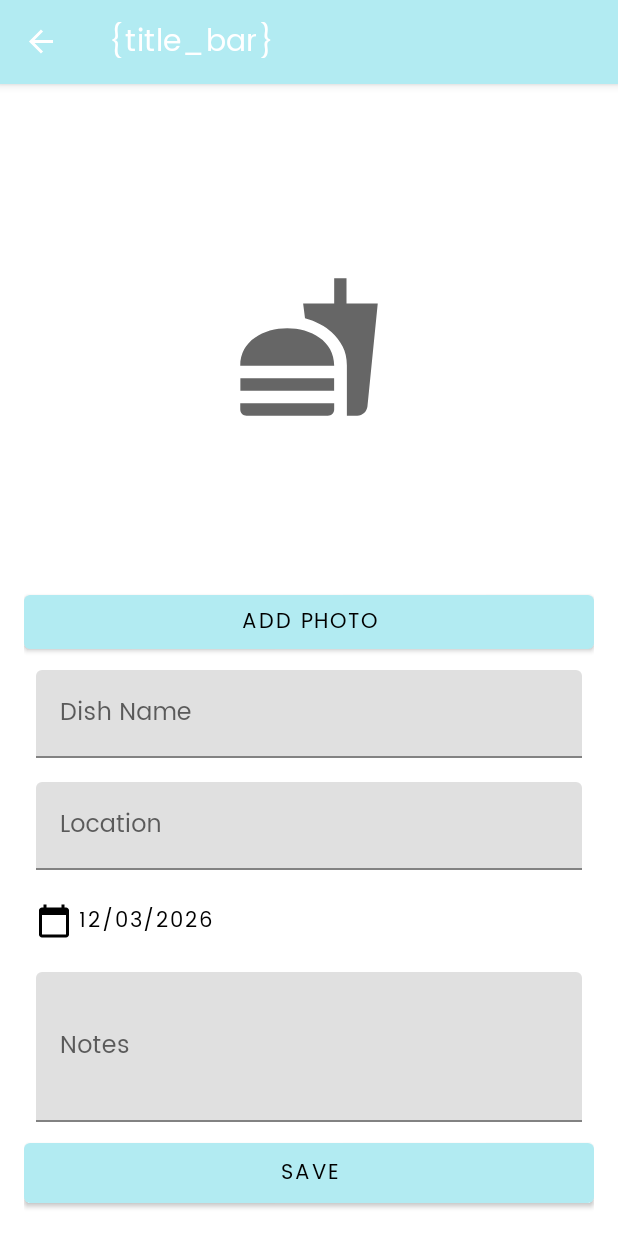
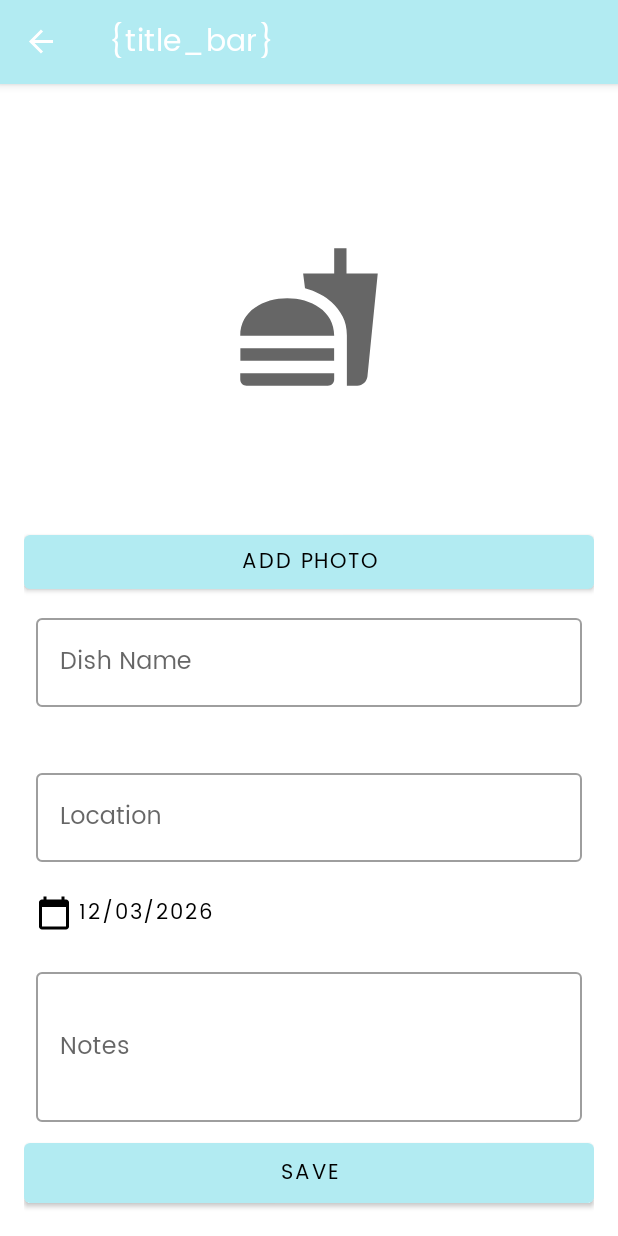
Before and after one commit to Celinarabe/foodie-app, an Android app: the NewDishFragment screen opened through its navigation route, on a phone screen of 412 x 824 dp. Run offline under Robolectric (Android 15) with nearby library versions, the phone set to English and light mode, and no system bars; our stand-ins replace navigation-ui.

Commit message:
changed input form style

```diff
--- a/app/src/main/java/com/example/foodie_app/NewDishFragment.kt
+++ b/app/src/main/java/com/example/foodie_app/NewDishFragment.kt
@@ -102,6 +102,12 @@ class NewDishFragment : Fragment() {
             sharedViewModel.addNewDish(newName, newDate, location, notes, photoUri.toString())
             val action = NewDishFragmentDirections.actionNewDishFragmentToListFeedFragment()
             findNavController().navigate(action)
+        } else {
+            // Set error text
+            binding.etDishName.error = getString(R.string.dish_name_validation)
+
+//            // Clear error text
+//            passwordLayout.error = null
         }
     }
 
--- a/app/src/main/res/layout/fragment_new_dish.xml
+++ b/app/src/main/res/layout/fragment_new_dish.xml
@@ -45,17 +45,21 @@
             android:layout_height="wrap_content"
             android:hint="@string/dish_name"
             android:padding="8dp"
-            app:layout_constraintBottom_toBottomOf="parent"
+            android:paddingBottom="0dp"
+            app:errorEnabled="true"
+            app:layout_constraintTop_toBottomOf="@+id/addPicBtn"
+            app:layout_constraintBottom_toTopOf="@+id/tfLocation"
             app:layout_constraintEnd_toEndOf="parent"
             app:layout_constraintHorizontal_bias="0.5"
             app:layout_constraintStart_toStartOf="parent"
-            app:layout_constraintTop_toTopOf="parent"
-            android:layout_weight="0">
+            style="@style/Widget.MaterialComponents.TextInputLayout.OutlinedBox">
 
             <com.google.android.material.textfield.TextInputEditText
                 android:id="@+id/etDishName"
                 android:layout_width="match_parent"
-                android:layout_height="wrap_content" />
+                android:layout_height="wrap_content"
+                android:inputType="textAutoComplete|textCapWords"
+                android:singleLine="true"/>
 
         </com.google.android.material.textfield.TextInputLayout>
 
@@ -68,12 +72,15 @@
             app:layout_constraintEnd_toEndOf="parent"
             app:layout_constraintHorizontal_bias="0.5"
             app:layout_constraintStart_toStartOf="parent"
-            app:layout_constraintTop_toBottomOf="@+id/tfDishName">
+            app:layout_constraintTop_toBottomOf="@+id/tfDishName"
+            style="@style/Widget.MaterialComponents.TextInputLayout.OutlinedBox">
 
             <com.google.android.material.textfield.TextInputEditText
                 android:id="@+id/etLocation"
                 android:layout_width="match_parent"
-                android:layout_height="wrap_content" />
+                android:layout_height="wrap_content"
+                android:inputType="textAutoComplete|textCapWords"
+                android:singleLine="true"/>
 
         </com.google.android.material.textfield.TextInputLayout>
 
@@ -99,12 +106,14 @@
             app:layout_constraintEnd_toEndOf="parent"
             app:layout_constraintHorizontal_bias="0.5"
             app:layout_constraintStart_toStartOf="parent"
-            app:layout_constraintTop_toBottomOf="@+id/btnDate">
+            app:layout_constraintTop_toBottomOf="@+id/btnDate"
+            style="@style/Widget.MaterialComponents.TextInputLayout.OutlinedBox">
 
             <com.google.android.material.textfield.TextInputEditText
                 android:id="@+id/etNotes"
                 android:layout_width="match_parent"
-                android:layout_height="100dp" />
+                android:layout_height="100dp"
+                android:singleLine="true"/>
 
         </com.google.android.material.textfield.TextInputLayout>
 
--- a/app/src/main/res/values/strings.xml
+++ b/app/src/main/res/values/strings.xml
@@ -17,4 +17,5 @@
     <string name="content_description_media">Dish</string>
     <string name="add_new_item">Add New Item</string>
     <string name="add_fragment_title">New Dish</string>
+    <string name="dish_name_validation">Must enter a name</string>
 </resources>
```
